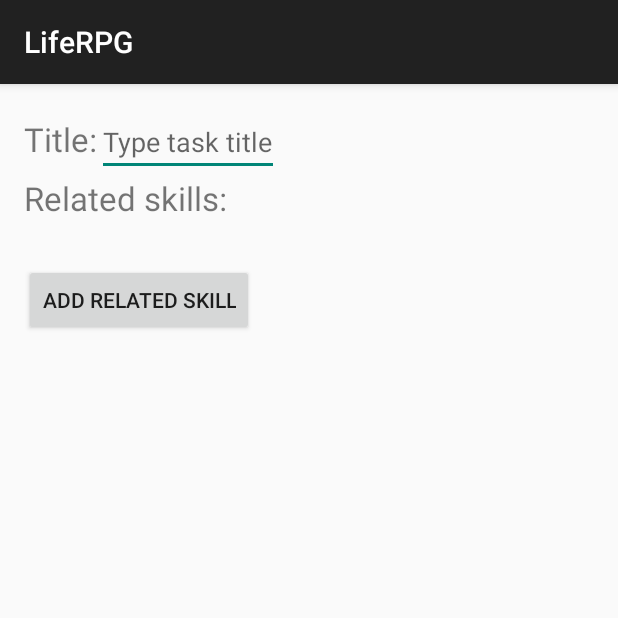
After one commit to TarasLozovoy/LifeRPG-Tasks, an Android app: the AddTaskActivity screen opened directly, with no data from a screen before it, on a phone screen of 412 x 824 dp, the top half of it. The commit adds this screen. Run offline under Robolectric (Android 15) with nearby library versions, the phone set to English and light mode, and no system bars.

Commit message:
started implementing new tasks adding

```diff
--- a/app/src/main/AndroidManifest.xml
+++ b/app/src/main/AndroidManifest.xml
@@ -28,6 +28,8 @@
             android:name=".View.DetailedTaskActivity"
             android:label="@string/title_activity_detailed_task" >
         </activity>
+        <activity android:name=".View.AddTaskActivity" >
+        </activity>
     </application>
 
 </manifest>
--- /dev/null
+++ b/app/src/main/java/com/levor/liferpg/View/AddTaskActivity.java
@@ -0,0 +1,61 @@
+package com.levor.liferpg.View;
+
+import android.support.v7.app.AppCompatActivity;
+import android.os.Bundle;
+import android.view.Menu;
+import android.view.MenuItem;
+import android.view.View;
+import android.widget.Button;
+import android.widget.EditText;
+import android.widget.PopupMenu;
+import android.widget.TextView;
+import android.widget.Toast;
+
+import com.levor.liferpg.Controller.LifeController;
+import com.levor.liferpg.R;
+
+import java.util.ArrayList;
+
+public class AddTaskActivity extends AppCompatActivity {
+    private EditText newTaskTitleEditText;
+    private TextView relatedSkillToAdd;
+    private Button addSkillButton;
+
+    private ArrayList<String> relatedskills = new ArrayList<>();
+
+    private final LifeController lifeController = LifeController.getInstance();
+
+    @Override
+    protected void onCreate(Bundle savedInstanceState) {
+        super.onCreate(savedInstanceState);
+        setContentView(R.layout.activity_add_task);
+        newTaskTitleEditText = (EditText) findViewById(R.id.new_task_title_edit_text);
+        relatedSkillToAdd = (TextView) findViewById(R.id.related_skills_to_add);
+        addSkillButton = (Button) findViewById(R.id.add_related_skill);
+        addSkillButton.setOnClickListener(new View.OnClickListener() {
+            @Override
+            public void onClick(View v) {
+                PopupMenu popupMenu = new PopupMenu(AddTaskActivity.this, addSkillButton);
+                popupMenu.getMenuInflater().inflate(R.menu.add_related_skill_popup_menu, popupMenu.getMenu());
+                for (String sk : lifeController.getSkillsTitlesAndLevels().keySet()){
+                    popupMenu.getMenu().add(sk);
+                }
+                popupMenu.setOnMenuItemClickListener(new PopupMenu.OnMenuItemClickListener() {
+                    @Override
+                    public boolean onMenuItemClick(MenuItem item) {
+                        relatedskills.add(item.getTitle().toString());
+                        relatedSkillToAdd.setText(relatedSkillToAdd.getText() + item.getTitle().toString() + " ");
+                        return true;
+                    }
+                });
+                popupMenu.show();
+            }
+        });
+    }
+
+    @Override
+    public void onBackPressed() {
+        Toast.makeText(this, "Task is not added", Toast.LENGTH_SHORT).show();
+        super.onBackPressed();
+    }
+}
--- /dev/null
+++ b/app/src/main/res/layout/activity_add_task.xml
@@ -0,0 +1,59 @@
+<?xml version="1.0" encoding="utf-8"?>
+<RelativeLayout xmlns:android="http://schemas.android.com/apk/res/android"
+    xmlns:tools="http://schemas.android.com/tools"
+    android:layout_width="match_parent"
+    android:layout_height="match_parent"
+    android:paddingBottom="@dimen/activity_vertical_margin"
+    android:paddingLeft="@dimen/activity_horizontal_margin"
+    android:paddingRight="@dimen/activity_horizontal_margin"
+    android:paddingTop="@dimen/activity_vertical_margin"
+    tools:context="com.levor.liferpg.View.AddTaskActivity">
+
+    <LinearLayout
+        android:id="@+id/add_title_layout"
+        android:layout_width="wrap_content"
+        android:layout_height="wrap_content"
+        android:orientation="horizontal">
+
+        <TextView
+            android:layout_width="wrap_content"
+            android:layout_height="wrap_content"
+            android:text="@string/new_task_title"
+            android:textSize="22sp"/>
+
+        <EditText
+            android:id="@+id/new_task_title_edit_text"
+            android:layout_width="wrap_content"
+            android:layout_height="wrap_content"
+            android:hint="@string/new_task_title_edit_text" />
+    </LinearLayout>
+
+    <LinearLayout
+        android:id="@+id/add_skill_ll"
+        android:layout_width="wrap_content"
+        android:layout_height="wrap_content"
+        android:layout_below="@id/add_title_layout"
+        android:orientation="vertical">
+
+        <TextView
+            android:layout_width="wrap_content"
+            android:layout_height="wrap_content"
+            android:text="@string/add_skills_to_task"
+            android:textSize="22sp"/>
+
+        <TextView
+            android:layout_width="wrap_content"
+            android:layout_height="wrap_content"
+            android:id="@+id/related_skills_to_add"
+            android:textSize="22sp"
+            />
+    </LinearLayout>
+
+    <Button
+        android:layout_width="wrap_content"
+        android:layout_height="wrap_content"
+        android:id="@+id/add_related_skill"
+        android:text="@string/add_skill_to_task"
+        android:layout_below="@id/add_skill_ll"/>
+
+</RelativeLayout>
--- /dev/null
+++ b/app/src/main/res/menu/add_related_skill_popup_menu.xml
@@ -0,0 +1,4 @@
+<?xml version="1.0" encoding="utf-8"?>
+<menu xmlns:android="http://schemas.android.com/apk/res/android">
+
+</menu>
--- a/app/src/main/res/values/strings.xml
+++ b/app/src/main/res/values/strings.xml
@@ -16,4 +16,9 @@
 
     <string name="tasks_list_view_positive_button">Done</string>
     <string name="title_activity_detailed_task">DetailedTaskActivity</string>
+    <string name="new_task_title">Title:</string>
+    <string name="new_task_title_edit_text">Type task title</string>
+    <string name="add_skills_to_task">Related skills: </string>
+    <string name="add_skill_to_task">Add related skill</string>
+    <string name="add_new_task">Add new task</string>
 </resources>
```
Also changed, not shown: app/src/main/java/com/levor/liferpg/View/TasksActivity.java (+24 -19 lines), app/src/main/res/layout/activity_tasks.xml (+5 -5 lines).
